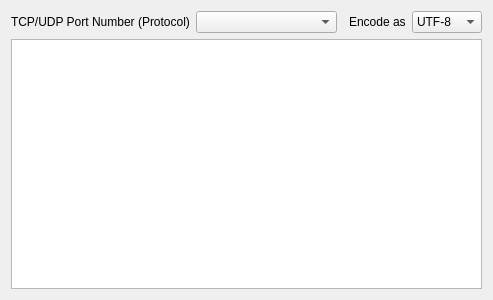
Before: the Qt Designer form common/textproto.ui in pstavirs/ostinato, drawn with Qt 5.
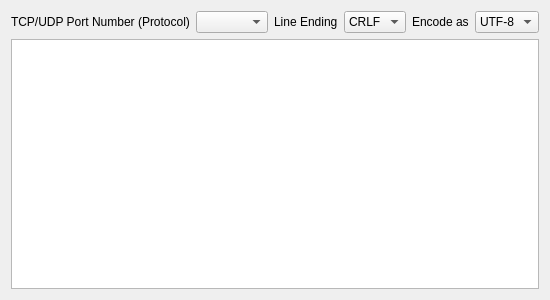
After: the same form once the commit is applied. Custom widgets are drawn as their Qt base class.

Commit message:
TextProtocol now allows specifying the end-of-line symbol
Fixes Issue 18

```diff
--- a/common/textproto.ui
+++ b/common/textproto.ui
@@ -5,7 +5,7 @@
    <rect>
     <x>0</x>
     <y>0</y>
-    <width>493</width>
+    <width>535</width>
     <height>300</height>
    </rect>
   </property>
@@ -33,7 +33,36 @@
      </property>
     </widget>
    </item>
+   <item row="0" column="2" >
+    <widget class="QLabel" name="label_3" >
+     <property name="text" >
+      <string>Line Ending</string>
+     </property>
+    </widget>
+   </item>
    <item row="0" column="3" >
+    <widget class="QComboBox" name="eolCombo" >
+     <property name="currentIndex" >
+      <number>2</number>
+     </property>
+     <item>
+      <property name="text" >
+       <string>CR</string>
+      </property>
+     </item>
+     <item>
+      <property name="text" >
+       <string>LF</string>
+      </property>
+     </item>
+     <item>
+      <property name="text" >
+       <string>CRLF</string>
+      </property>
+     </item>
+    </widget>
+   </item>
+   <item row="0" column="4" >
     <widget class="QLabel" name="label" >
      <property name="text" >
       <string>Encode as</string>
@@ -43,7 +72,7 @@
      </property>
     </widget>
    </item>
-   <item row="0" column="4" >
+   <item row="0" column="5" >
     <widget class="QComboBox" name="encodingCombo" >
      <property name="sizePolicy" >
       <sizepolicy vsizetype="Fixed" hsizetype="Preferred" >
@@ -58,7 +87,7 @@
      </item>
     </widget>
    </item>
-   <item row="1" column="0" colspan="5" >
+   <item row="1" column="0" colspan="6" >
     <widget class="QTextEdit" name="protoText" >
      <property name="acceptRichText" >
       <bool>false</bool>
```
The commit also changes 4 other files.
